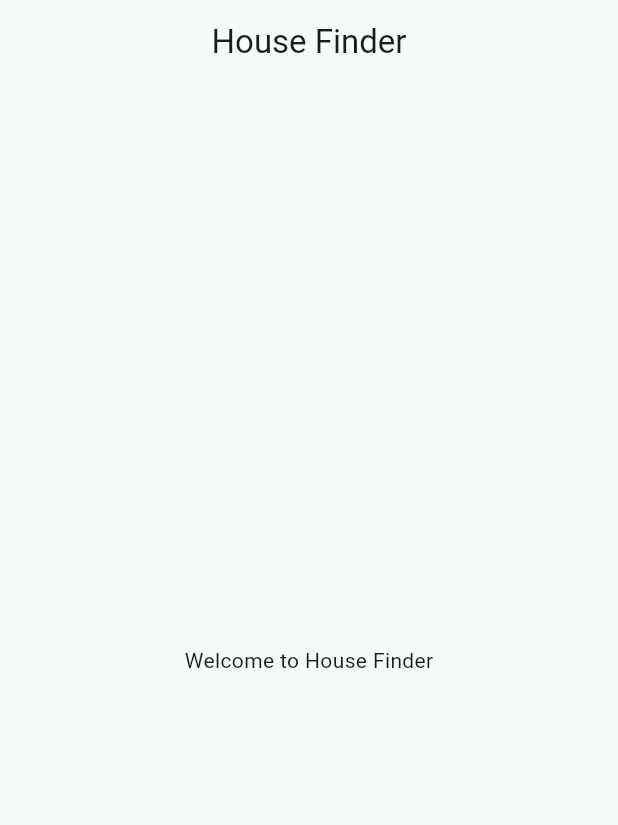
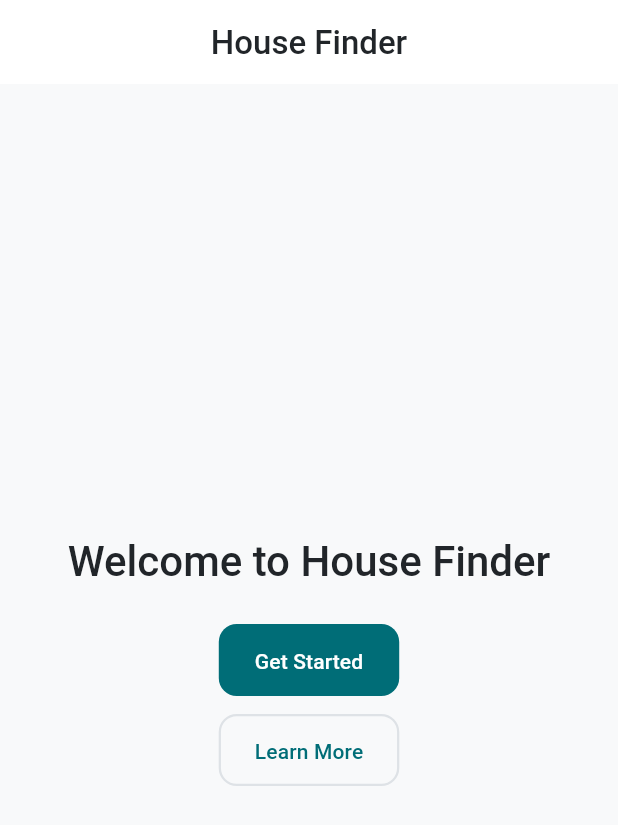
Before and after one commit to The-SudoStart/house-hunting, a Flutter app: the screen it shows after launch, on a phone screen of 412 x 824 dp. Shown: the top 825 px of the screen. Run offline on Flutter 3.47's test engine with Material 3 defaults, Android fonts, the phone set to English and light mode, and no system bars.

Commit message:
add theme

```diff
--- /dev/null
+++ b/lib/core/theme/app_colors.dart
@@ -0,0 +1,37 @@
+import 'package:flutter/material.dart';
+
+/// Defines the color palette for the House Finder application.
+///
+/// All colors should be referenced through this class or the theme
+/// to ensure visual consistency across the app.
+abstract final class AppColors {
+  // Primary palette
+  static const Color primary = Color(0xFF006D77);
+  static const Color primaryLight = Color(0xFF83C5BE);
+  static const Color primaryDark = Color(0xFF004C53);
+
+  // Secondary palette
+  static const Color secondary = Color(0xFFE29578);
+  static const Color secondaryLight = Color(0xFFFFDDD2);
+  static const Color secondaryDark = Color(0xFFB8705A);
+
+  // Neutrals
+  static const Color background = Color(0xFFF8F9FA);
+  static const Color surface = Color(0xFFFFFFFF);
+  static const Color onSurface = Color(0xFF212529);
+  static const Color onSurfaceVariant = Color(0xFF6C757D);
+  static const Color outline = Color(0xFFDEE2E6);
+
+  // Semantic
+  static const Color error = Color(0xFFD62828);
+  static const Color success = Color(0xFF2A9D8F);
+  static const Color warning = Color(0xFFF4A261);
+  static const Color info = Color(0xFF457B9D);
+
+  // Dark theme variants
+  static const Color darkBackground = Color(0xFF121212);
+  static const Color darkSurface = Color(0xFF1E1E1E);
+  static const Color darkOnSurface = Color(0xFFE9ECEF);
+  static const Color darkOnSurfaceVariant = Color(0xFFADB5BD);
+  static const Color darkOutline = Color(0xFF495057);
+}
--- /dev/null
+++ b/lib/core/theme/app_theme.dart
@@ -0,0 +1,219 @@
+import 'package:flutter/material.dart';
+
+import 'app_colors.dart';
+import 'app_typography.dart';
+
+/// Provides the global [ThemeData] for the House Finder application.
+///
+/// Use [AppTheme.lightTheme] and [AppTheme.darkTheme] to configure the
+/// [MaterialApp.theme] and [MaterialApp.darkTheme] properties.
+abstract final class AppTheme {
+  static const double _buttonBorderRadius = 12.0;
+  static const double _cardBorderRadius = 16.0;
+  static const double _inputBorderRadius = 8.0;
+
+  static final ThemeData lightTheme = _buildTheme(Brightness.light);
+  static final ThemeData darkTheme = _buildTheme(Brightness.dark);
+
+  static ThemeData _buildTheme(Brightness brightness) {
+    final isDark = brightness == Brightness.dark;
+
+    final colorScheme = ColorScheme.fromSeed(
+      seedColor: AppColors.primary,
+      brightness: brightness,
+      primary: AppColors.primary,
+      secondary: AppColors.secondary,
+      surface: isDark ? AppColors.darkSurface : AppColors.surface,
+      surfaceContainerHighest:
+          isDark ? AppColors.darkSurface : AppColors.background,
+      onSurface: isDark ? AppColors.darkOnSurface : AppColors.onSurface,
+      onSurfaceVariant:
+          isDark ? AppColors.darkOnSurfaceVariant : AppColors.onSurfaceVariant,
+      outline: isDark ? AppColors.darkOutline : AppColors.outline,
+      error: AppColors.error,
+      shadow: Colors.black.withOpacity(0.1),
+    );
+
+    final textTheme = TextTheme(
+      displayLarge: AppTypography.displayLarge,
+      displayMedium: AppTypography.displayMedium,
+      displaySmall: AppTypography.displaySmall,
+      headlineLarge: AppTypography.headlineLarge,
+      headlineMedium: AppTypography.headlineMedium,
+      headlineSmall: AppTypography.headlineSmall,
+      titleLarge: AppTypography.titleLarge,
+      titleMedium: AppTypography.titleMedium,
+      titleSmall: AppTypography.titleSmall,
+      bodyLarge: AppTypography.bodyLarge,
+      bodyMedium: AppTypography.bodyMedium,
+      bodySmall: AppTypography.bodySmall,
+      labelLarge: AppTypography.labelLarge,
+      labelMedium: AppTypography.labelMedium,
+      labelSmall: AppTypography.labelSmall,
+    ).apply(
+      bodyColor: colorScheme.onSurface,
+      displayColor: colorScheme.onSurface,
+    );
+
+    return ThemeData(
+      useMaterial3: true,
+      brightness: brightness,
+      colorScheme: colorScheme,
+      textTheme: textTheme,
+      scaffoldBackgroundColor:
+          isDark ? AppColors.darkBackground : AppColors.background,
+      // AppBar theme
+      appBarTheme: AppBarTheme(
+        centerTitle: true,
+        elevation: 0,
+        scrolledUnderElevation: 1,
+        backgroundColor: isDark ? AppColors.darkSurface : AppColors.surface,
+        foregroundColor: colorScheme.onSurface,
+        titleTextStyle: AppTypography.titleLarge.copyWith(
+          color: colorScheme.onSurface,
+        ),
+      ),
+      // Button themes
+      elevatedButtonTheme: ElevatedButtonThemeData(
+        style: ElevatedButton.styleFrom(
+          foregroundColor: colorScheme.onPrimary,
+          backgroundColor: colorScheme.primary,
+          textStyle: AppTypography.labelLarge,
+          padding: const EdgeInsets.symmetric(horizontal: 24, vertical: 14),
+          shape: RoundedRectangleBorder(
+            borderRadius: BorderRadius.circular(_buttonBorderRadius),
+          ),
+          elevation: 0,
+        ),
+      ),
+      filledButtonTheme: FilledButtonThemeData(
+        style: FilledButton.styleFrom(
+          textStyle: AppTypography.labelLarge,
+          padding: const EdgeInsets.symmetric(horizontal: 24, vertical: 14),
+          shape: RoundedRectangleBorder(
+            borderRadius: BorderRadius.circular(_buttonBorderRadius),
+          ),
+        ),
+      ),
+      outlinedButtonTheme: OutlinedButtonThemeData(
+        style: OutlinedButton.styleFrom(
+          foregroundColor: colorScheme.primary,
+          textStyle: AppTypography.labelLarge,
+          padding: const EdgeInsets.symmetric(horizontal: 24, vertical: 14),
+          side: BorderSide(color: colorScheme.outline, width: 1.5),
+          shape: RoundedRectangleBorder(
+            borderRadius: BorderRadius.circular(_buttonBorderRadius),
+          ),
+        ),
+      ),
+      textButtonTheme: TextButtonThemeData(
+        style: TextButton.styleFrom(
+          foregroundColor: colorScheme.primary,
+          textStyle: AppTypography.labelLarge,
+          padding: const EdgeInsets.symmetric(horizontal: 16, vertical: 10),
+          shape: RoundedRectangleBorder(
+            borderRadius: BorderRadius.circular(_buttonBorderRadius),
+          ),
+        ),
+      ),
+      // Card theme
+      cardTheme: CardTheme(
+        elevation: 0,
+        shape: RoundedRectangleBorder(
+          borderRadius: BorderRadius.circular(_cardBorderRadius),
+        ),
+        color: colorScheme.surface,
+        margin: EdgeInsets.zero,
+      ),
+      // Input decoration theme
+      inputDecorationTheme: InputDecorationTheme(
+        filled: true,
+        fillColor: isDark ? AppColors.darkSurface : AppColors.surface,
+        contentPadding:
+            const EdgeInsets.symmetric(horizontal: 16, vertical: 14),
+        border: OutlineInputBorder(
+          borderRadius: BorderRadius.circular(_inputBorderRadius),
+          borderSide: BorderSide(color: colorScheme.outline),
+        ),
+        enabledBorder: OutlineInputBorder(
+          borderRadius: BorderRadius.circular(_inputBorderRadius),
+          borderSide: BorderSide(color: colorScheme.outline),
+        ),
+        focusedBorder: OutlineInputBorder(
+          borderRadius: BorderRadius.circular(_inputBorderRadius),
+          borderSide: BorderSide(color: colorScheme.primary, width: 2),
+        ),
+        errorBorder: OutlineInputBorder(
+          borderRadius: BorderRadius.circular(_inputBorderRadius),
+          borderSide: BorderSide(color: colorScheme.error, width: 1.5),
+        ),
+        focusedErrorBorder: OutlineInputBorder(
+          borderRadius: BorderRadius.circular(_inputBorderRadius),
+          borderSide: BorderSide(color: colorScheme.error, width: 2),
+        ),
+        labelStyle: AppTypography.bodyMedium.copyWith(
+          color: colorScheme.onSurfaceVariant,
+        ),
+        hintStyle: AppTypography.bodyMedium.copyWith(
+          color: colorScheme.onSurfaceVariant.withOpacity(0.6),
+        ),
+      ),
+      // Chip theme
+      chipTheme: ChipThemeData(
+        backgroundColor: colorScheme.surfaceContainerHighest,
+        selectedColor: colorScheme.primaryContainer,
+        labelStyle: AppTypography.labelMedium,
+        secondaryLabelStyle: AppTypography.labelMedium,
+        padding: const EdgeInsets.symmetric(horizontal: 12, vertical: 6),
+        shape: RoundedRectangleBorder(
+          borderRadius: BorderRadius.circular(_inputBorderRadius),
+        ),
+      ),
+      // Divider theme
+      dividerTheme: DividerThemeData(
+        color: colorScheme.outline.withOpacity(0.5),
+        thickness: 1,
+        space: 1,
+      ),
+      // Floating action button theme
+      floatingActionButtonTheme: FloatingActionButtonThemeData(
+        backgroundColor: colorScheme.primary,
+        foregroundColor: colorScheme.onPrimary,
+        elevation: 2,
+        shape: RoundedRectangleBorder(
+          borderRadius: BorderRadius.circular(_buttonBorderRadius),
+        ),
+      ),
+      // Bottom navigation bar theme
+      bottomNavigationBarTheme: BottomNavigationBarThemeData(
+        backgroundColor: isDark ? AppColors.darkSurface : AppColors.surface,
+        selectedItemColor: colorScheme.primary,
+        unselectedItemColor: colorScheme.onSurfaceVariant,
+        type: BottomNavigationBarType.fixed,
+        elevation: 2,
+        selectedLabelStyle: AppTypography.labelMedium,
+        unselectedLabelStyle: AppTypography.labelMedium,
+      ),
+      // Tab bar theme
+      tabBarTheme: TabBarTheme(
+        labelStyle: AppTypography.labelLarge,
+        unselectedLabelStyle: AppTypography.labelLarge,
+        labelColor: colorScheme.primary,
+        unselectedLabelColor: colorScheme.onSurfaceVariant,
+        indicatorColor: colorScheme.primary,
+        dividerColor: colorScheme.outline.withOpacity(0.5),
+      ),
+      // List tile theme
+      listTileTheme: ListTileThemeData(
+        contentPadding: const EdgeInsets.symmetric(horizontal: 20, vertical: 8),
+        titleTextStyle: AppTypography.bodyLarge,
+        subtitleTextStyle: AppTypography.bodyMedium.copyWith(
+          color: colorScheme.onSurfaceVariant,
+        ),
+        shape: RoundedRectangleBorder(
+          borderRadius: BorderRadius.circular(_cardBorderRadius),
+        ),
+      ),
+    );
+  }
+}
--- /dev/null
+++ b/lib/core/theme/app_typography.dart
@@ -0,0 +1,128 @@
+import 'package:flutter/material.dart';
+
+/// Defines the typography scale for the House Finder application.
+///
+/// All text styles should be referenced through this class or the theme
+/// to ensure consistent typography across the app.
+abstract final class AppTypography {
+  static const String _fontFamily = 'Roboto';
+
+  // Display styles
+  static const TextStyle displayLarge = TextStyle(
+    fontFamily: _fontFamily,
+    fontSize: 57,
+    fontWeight: FontWeight.w400,
+    height: 1.12,
+    letterSpacing: -0.25,
+  );
+
+  static const TextStyle displayMedium = TextStyle(
+    fontFamily: _fontFamily,
+    fontSize: 45,
+    fontWeight: FontWeight.w400,
+    height: 1.16,
+  );
+
+  static const TextStyle displaySmall = TextStyle(
+    fontFamily: _fontFamily,
+    fontSize: 36,
+    fontWeight: FontWeight.w400,
+    height: 1.22,
+  );
+
+  // Headline styles
+  static const TextStyle headlineLarge = TextStyle(
+    fontFamily: _fontFamily,
+    fontSize: 32,
+    fontWeight: FontWeight.w500,
+    height: 1.25,
+  );
+
+  static const TextStyle headlineMedium = TextStyle(
+    fontFamily: _fontFamily,
+    fontSize: 28,
+    fontWeight: FontWeight.w500,
+    height: 1.29,
+  );
+
+  static const TextStyle headlineSmall = TextStyle(
+    fontFamily: _fontFamily,
+    fontSize: 24,
+    fontWeight: FontWeight.w500,
+    height: 1.33,
+  );
+
+  // Title styles
+  static const TextStyle titleLarge = TextStyle(
+    fontFamily: _fontFamily,
+    fontSize: 22,
+    fontWeight: FontWeight.w500,
+    height: 1.27,
+  );
+
+  static const TextStyle titleMedium = TextStyle(
+    fontFamily: _fontFamily,
+    fontSize: 16,
+    fontWeight: FontWeight.w500,
+    height: 1.5,
+    letterSpacing: 0.15,
+  );
+
+  static const TextStyle titleSmall = TextStyle(
+    fontFamily: _fontFamily,
+    fontSize: 14,
+    fontWeight: FontWeight.w500,
+    height: 1.43,
+    letterSpacing: 0.1,
+  );
+
+  // Body styles
+  static const TextStyle bodyLarge = TextStyle(
+    fontFamily: _fontFamily,
+    fontSize: 16,
+    fontWeight: FontWeight.w400,
+    height: 1.5,
+    letterSpacing: 0.5,
+  );
+
+  static const TextStyle bodyMedium = TextStyle(
+    fontFamily: _fontFamily,
+    fontSize: 14,
+    fontWeight: FontWeight.w400,
+    height: 1.43,
+    letterSpacing: 0.25,
+  );
+
+  static const TextStyle bodySmall = TextStyle(
+    fontFamily: _fontFamily,
+    fontSize: 12,
+    fontWeight: FontWeight.w400,
+    height: 1.33,
+    letterSpacing: 0.4,
+  );
+
+  // Label styles
+  static const TextStyle labelLarge = TextStyle(
+    fontFamily: _fontFamily,
+    fontSize: 14,
+    fontWeight: FontWeight.w500,
+    height: 1.43,
+    letterSpacing: 0.1,
+  );
+
+  static const TextStyle labelMedium = TextStyle(
+    fontFamily: _fontFamily,
+    fontSize: 12,
+    fontWeight: FontWeight.w500,
+    height: 1.33,
+    letterSpacing: 0.5,
+  );
+
+  static const TextStyle labelSmall = TextStyle(
+    fontFamily: _fontFamily,
+    fontSize: 11,
+    fontWeight: FontWeight.w500,
+    height: 1.45,
+    letterSpacing: 0.5,
+  );
+}
--- a/lib/main.dart
+++ b/lib/main.dart
@@ -1,4 +1,6 @@
 import 'package:flutter/material.dart';
+
+import 'core/theme/app_theme.dart';
 
 void main() {
   runApp(const HouseFinderApp());
@@ -12,10 +14,9 @@ class HouseFinderApp extends StatelessWidget {
     return MaterialApp(
       title: 'House Finder',
       debugShowCheckedModeBanner: false,
-      theme: ThemeData(
-        colorScheme: ColorScheme.fromSeed(seedColor: Colors.teal),
-        useMaterial3: true,
-      ),
+      theme: AppTheme.lightTheme,
+      darkTheme: AppTheme.darkTheme,
+      themeMode: ThemeMode.system,
       home: const HomePage(),
     );
   }
@@ -26,13 +27,34 @@ class HomePage extends StatelessWidget {
 
   @override
   Widget build(BuildContext context) {
+    final theme = Theme.of(context);
+    final colorScheme = theme.colorScheme;
+    final textTheme = theme.textTheme;
+
     return Scaffold(
       appBar: AppBar(
         title: const Text('House Finder'),
-        centerTitle: true,
       ),
-      body: const Center(
-        child: Text('Welcome to House Finder'),
+      body: Center(
+        child: Column(
+          mainAxisAlignment: MainAxisAlignment.center,
+          children: [
+            Text(
+              'Welcome to House Finder',
+              style: textTheme.headlineMedium,
+            ),
+            const SizedBox(height: 24),
+            ElevatedButton(
+              onPressed: () {},
+              child: const Text('Get Started'),
+            ),
+            const SizedBox(height: 12),
+            OutlinedButton(
+              onPressed: () {},
+              child: const Text('Learn More'),
+            ),
+          ],
+        ),
       ),
     );
   }
```
